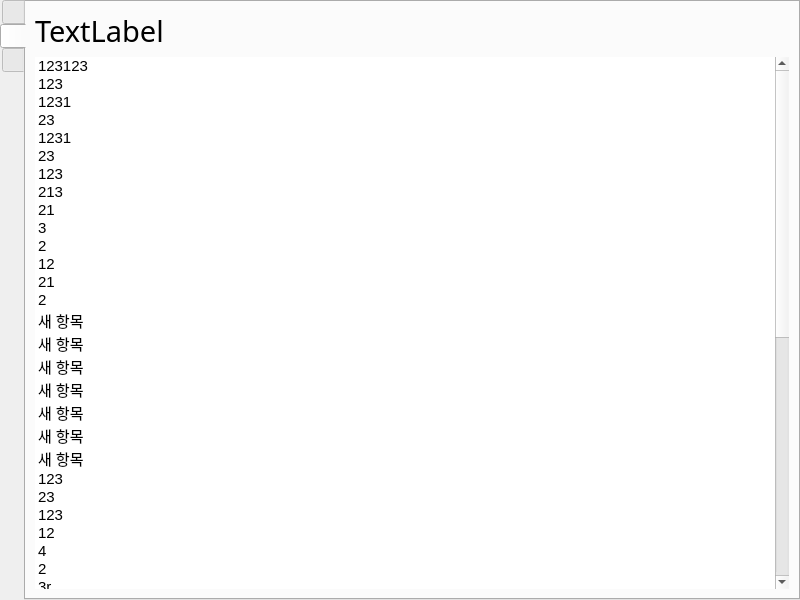
This is BeautifulSoup/Ghong.ui in Ghong-100/Python as Qt 5 draws it before an edit. The edited form follows.
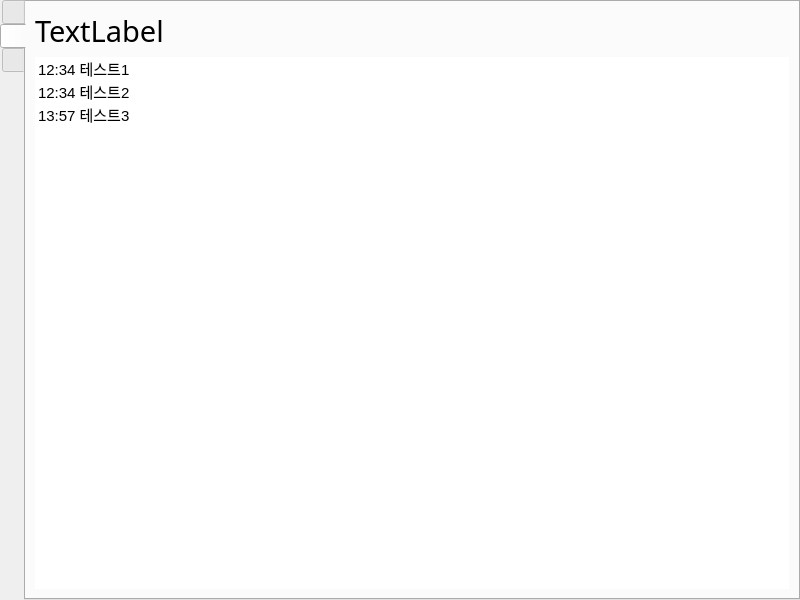
This is the edited form. Icons and pictures are not drawn.

Diff of the .ui file:
```diff
--- a/BeautifulSoup/Ghong.ui
+++ b/BeautifulSoup/Ghong.ui
@@ -114,267 +114,17 @@
           </property>
           <item>
            <property name="text">
-            <string>123123</string>
+            <string>12:34 테스트1</string>
            </property>
           </item>
           <item>
            <property name="text">
-            <string>123</string>
+            <string>12:34 테스트2</string>
            </property>
           </item>
           <item>
            <property name="text">
-            <string>1231</string>
-           </property>
-          </item>
-          <item>
-           <property name="text">
-            <string>23</string>
-           </property>
-          </item>
-          <item>
-           <property name="text">
-            <string>1231</string>
-           </property>
-          </item>
-          <item>
-           <property name="text">
-            <string>23</string>
-           </property>
-          </item>
-          <item>
-           <property name="text">
-            <string>123</string>
-           </property>
-          </item>
-          <item>
-           <property name="text">
-            <string>213</string>
-           </property>
-          </item>
-          <item>
-           <property name="text">
-            <string>21</string>
-           </property>
-          </item>
-          <item>
-           <property name="text">
-            <string>3</string>
-           </property>
-          </item>
-          <item>
-           <property name="text">
-            <string>2</string>
-           </property>
-          </item>
-          <item>
-           <property name="text">
-            <string>12</string>
-           </property>
-          </item>
-          <item>
-           <property name="text">
-            <string>21</string>
-           </property>
-          </item>
-          <item>
-           <property name="text">
-            <string>2</string>
-           </property>
-          </item>
-          <item>
-           <property name="text">
-            <string>새 항목</string>
-           </property>
-          </item>
-          <item>
-           <property name="text">
-            <string>새 항목</string>
-           </property>
-          </item>
-          <item>
-           <property name="text">
-            <string>새 항목</string>
-           </property>
-          </item>
-          <item>
-           <property name="text">
-            <string>새 항목</string>
-           </property>
-          </item>
-          <item>
-           <property name="text">
-            <string>새 항목</string>
-           </property>
-          </item>
-          <item>
-           <property name="text">
-            <string>새 항목</string>
-           </property>
-          </item>
-          <item>
-           <property name="text">
-            <string>새 항목</string>
-           </property>
-          </item>
-          <item>
-           <property name="text">
-            <string>123</string>
-           </property>
-          </item>
-          <item>
-           <property name="text">
-            <string>23</string>
-           </property>
-          </item>
-          <item>
-           <property name="text">
-            <string>123</string>
-           </property>
-          </item>
-          <item>
-           <property name="text">
-            <string>12</string>
-           </property>
-          </item>
-          <item>
-           <property name="text">
-            <string>4</string>
-           </property>
-          </item>
-          <item>
-           <property name="text">
-            <string>2</string>
-           </property>
-          </item>
-          <item>
-           <property name="text">
-            <string>3r</string>
-           </property>
-          </item>
-          <item>
-           <property name="text">
-            <string>2</string>
-           </property>
-          </item>
-          <item>
-           <property name="text">
-            <string>2f2</string>
-           </property>
-          </item>
-          <item>
-           <property name="text">
-            <string>f</string>
-           </property>
-          </item>
-          <item>
-           <property name="text">
-            <string>새 항목</string>
-           </property>
-          </item>
-          <item>
-           <property name="text">
-            <string>ff</string>
-           </property>
-          </item>
-          <item>
-           <property name="text">
-            <string>2</string>
-           </property>
-          </item>
-          <item>
-           <property name="text">
-            <string>새 항목</string>
-           </property>
-          </item>
-          <item>
-           <property name="text">
-            <string>2</string>
-           </property>
-          </item>
-          <item>
-           <property name="text">
-            <string>새 항목</string>
-           </property>
-          </item>
-          <item>
-           <property name="text">
-            <string>24</string>
-           </property>
-          </item>
-          <item>
-           <property name="text">
-            <string>4</string>
-           </property>
-          </item>
-          <item>
-           <property name="text">
-            <string>4</string>
-           </property>
-          </item>
-          <item>
-           <property name="text">
-            <string>q</string>
-           </property>
-          </item>
-          <item>
-           <property name="text">
-            <string>2t4q</string>
-           </property>
-          </item>
-          <item>
-           <property name="text">
-            <string>q4</string>
-           </property>
-          </item>
-          <item>
-           <property name="text">
-            <string>t4q4</string>
-           </property>
-          </item>
-          <item>
-           <property name="text">
-            <string>t4</string>
-           </property>
-          </item>
-          <item>
-           <property name="text">
-            <string>q2q4</string>
-           </property>
-          </item>
-          <item>
-           <property name="text">
-            <string>q4</string>
-           </property>
-          </item>
-          <item>
-           <property name="text">
-            <string>gq</string>
-           </property>
-          </item>
-          <item>
-           <property name="text">
-            <string>2q</string>
-           </property>
-          </item>
-          <item>
-           <property name="text">
-            <string>q</string>
-           </property>
-          </item>
-          <item>
-           <property name="text">
-            <string>q</string>
-           </property>
-          </item>
-          <item>
-           <property name="text">
-            <string>새 항목</string>
-           </property>
-          </item>
-          <item>
-           <property name="text">
-            <string>새 항목</string>
+            <string>13:57 테스트3</string>
            </property>
           </item>
          </widget>
```
